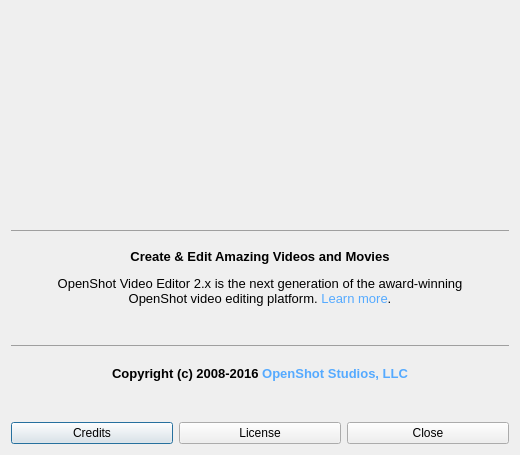
Old version of the form src/windows/ui/about.ui in the repository OpenShot/openshot-qt.
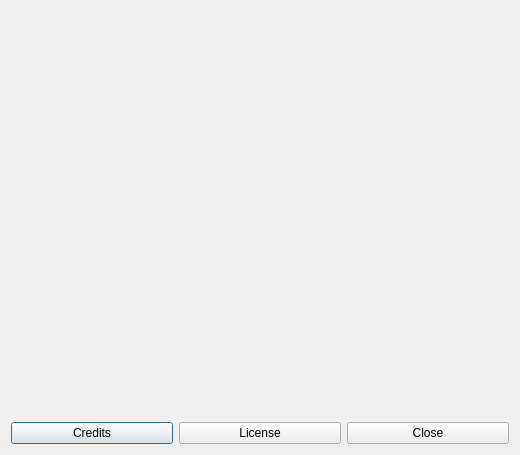
New version of the form. Icons and pictures are not drawn.

Commit message: Forgot to remove the old translatable string to the UI file

```diff
--- a/src/windows/ui/about.ui
+++ b/src/windows/ui/about.ui
@@ -64,7 +64,7 @@
      <item>
       <widget class="QLabel" name="lblAboutDescription">
        <property name="text">
-        <string>&lt;html&gt;&lt;head/&gt;&lt;body&gt;&lt;hr/&gt;&lt;p align=&quot;center&quot;&gt;&lt;span style=&quot; font-size:10pt; font-weight:600;&quot;&gt;Create &amp;amp; Edit Amazing Videos and Movies&lt;/span&gt;&lt;/p&gt;&lt;p align=&quot;center&quot;&gt;&lt;span style=&quot; font-size:10pt;&quot;&gt;OpenShot Video Editor 2.x is the next generation of the award-winning &lt;br/&gt;OpenShot video editing platform. &lt;/span&gt;&lt;a href=&quot;http://www.openshot.org?r=about-us&quot;&gt;&lt;span style=&quot; font-size:10pt; text-decoration: none; color:#55aaff;&quot;&gt;Learn more&lt;/span&gt;&lt;/a&gt;&lt;span style=&quot; font-size:10pt;&quot;&gt;.&lt;/span&gt;&lt;/p&gt;&lt;/body&gt;&lt;/html&gt;</string>
+        <string/>
        </property>
        <property name="alignment">
         <set>Qt::AlignCenter</set>
@@ -77,12 +77,7 @@
      <item>
       <widget class="QLabel" name="lblAboutCompany">
        <property name="text">
-        <string notr="true">&lt;!DOCTYPE HTML PUBLIC &quot;-//W3C//DTD HTML 4.0//EN&quot; &quot;http://www.w3.org/TR/REC-html40/strict.dtd&quot;&gt;
-&lt;html&gt;&lt;head&gt;&lt;meta name=&quot;qrichtext&quot; content=&quot;1&quot; /&gt;&lt;style type=&quot;text/css&quot;&gt;
-p, li { white-space: pre-wrap; }
-&lt;/style&gt;&lt;/head&gt;&lt;body style=&quot; font-family:'Ubuntu'; font-size:11pt; font-weight:400; font-style:normal;&quot;&gt;
-&lt;hr /&gt;
-&lt;p align=&quot;center&quot; style=&quot; margin-top:12px; margin-bottom:12px; margin-left:0px; margin-right:0px; -qt-block-indent:0; text-indent:0px;&quot;&gt;&lt;span style=&quot; font-size:10pt; font-weight:600;&quot;&gt;Copyright (c) 2008-2016 &lt;/span&gt;&lt;a href=&quot;http://www.openshotstudios.com?r=about-us&quot;&gt;&lt;span style=&quot; font-size:10pt; font-weight:600; text-decoration: none; color:#55aaff;&quot;&gt;OpenShot Studios, LLC&lt;br /&gt;&lt;/span&gt;&lt;/a&gt;&lt;/p&gt;&lt;/body&gt;&lt;/html&gt;</string>
+        <string notr="true"/>
        </property>
        <property name="textFormat">
         <enum>Qt::RichText</enum>
```
The commit also changes 1 other file.
